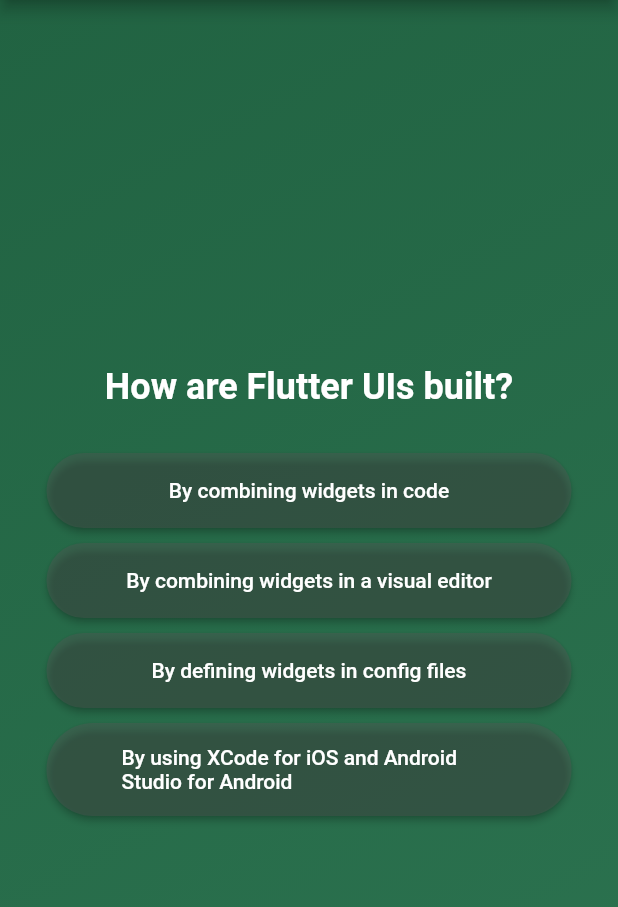
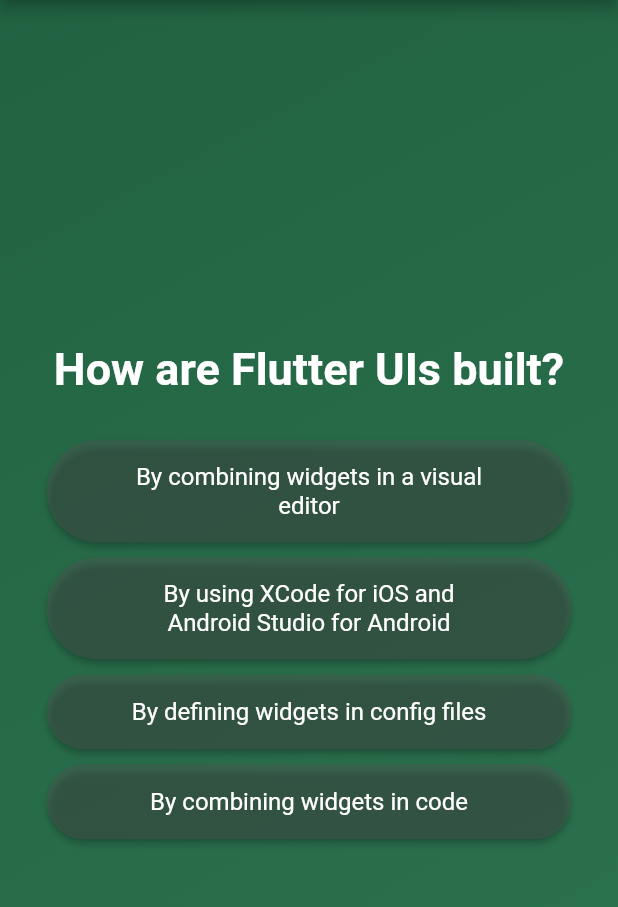
Before and after one commit to jerhamiltron/quiz_app, a Flutter app: the screen it shows after launch, after a tap on "Start Quiz", after a tap on "Components", on a phone screen of 412 x 824 dp, the part 84-991 px from its top. Run offline on Flutter 3.47's test engine with Material 2 defaults, Android fonts, the phone set to English and light mode, and no system bars; our stand-ins replace google_fonts.

```diff
--- a/lib/answer_button.dart
+++ b/lib/answer_button.dart
@@ -1,4 +1,5 @@
 import 'package:flutter/material.dart';
+import 'package:google_fonts/google_fonts.dart';
 
 class AnswerButton extends StatelessWidget {
   const AnswerButton({super.key, required this.answer, required this.onTap});
@@ -20,7 +21,14 @@ class AnswerButton extends StatelessWidget {
           borderRadius: BorderRadius.circular(40),
         ),
       ),
-      child: Text(answer),
+      child: Text(
+        answer,
+        textAlign: TextAlign.center,
+        style: GoogleFonts.roboto(
+          fontSize: 16,
+          fontWeight: FontWeight.w400,
+        ),
+      ),
     );
   }
 }
--- a/lib/models/quiz_question.dart
+++ b/lib/models/quiz_question.dart
@@ -3,4 +3,10 @@ class QuizQuestion {
 
   final String text;
   final List<String> answers;
+
+  List<String> getShuffledAnswers() {
+    final shuffledList = List.of(answers);
+    shuffledList.shuffle();
+    return shuffledList;
+  }
 }
--- a/lib/questions_screen.dart
+++ b/lib/questions_screen.dart
@@ -1,9 +1,12 @@
 import 'package:flutter/material.dart';
+import 'package:google_fonts/google_fonts.dart';
 import 'package:quiz_app/answer_button.dart';
 import 'package:quiz_app/data/questions.dart';
 
 class QuestionsScreen extends StatefulWidget {
-  const QuestionsScreen({super.key});
+  const QuestionsScreen({super.key, required this.onSelectAnswer});
+
+  final void Function(String answer) onSelectAnswer;
 
   @override
   State<QuestionsScreen> createState() {
@@ -14,7 +17,11 @@ class QuestionsScreen extends StatefulWidget {
 class _QuestionsScreenState extends State<QuestionsScreen> {
   var currentQuestion = 0;
 
-  void nextQuestion() {
+  void answerQuestion(String selectedAnswer) {
+    widget.onSelectAnswer(selectedAnswer);
+    if (currentQuestion == questions.length - 1) {
+      return;
+    }
     setState(
       () {
         currentQuestion++;
@@ -36,32 +43,27 @@ class _QuestionsScreenState extends State<QuestionsScreen> {
             child: Text(
               questions[currentQuestion].text,
               textAlign: TextAlign.center,
-              style: const TextStyle(
-                fontSize: 24,
+              style: GoogleFonts.robotoFlex(
+                fontSize: 30,
                 fontWeight: FontWeight.bold,
                 color: Colors.white,
               ),
             ),
           ),
-          const SizedBox(height: 30),
-          AnswerButton(
-            answer: questions[currentQuestion].answers[0],
-            onTap: nextQuestion,
-          ),
-          const SizedBox(height: 10),
-          AnswerButton(
-            answer: questions[currentQuestion].answers[1],
-            onTap: nextQuestion,
-          ),
-          const SizedBox(height: 10),
-          AnswerButton(
-            answer: questions[currentQuestion].answers[2],
-            onTap: nextQuestion,
-          ),
-          const SizedBox(height: 10),
-          AnswerButton(
-            answer: questions[currentQuestion].answers[3],
-            onTap: nextQuestion,
+          const SizedBox(height: 20),
+          ...questions[currentQuestion].getShuffledAnswers().map(
+            (answer) {
+              return Column(
+                children: [
+                  const SizedBox(height: 10),
+                  AnswerButton(
+                      answer: answer,
+                      onTap: () {
+                        answerQuestion(answer);
+                      }),
+                ],
+              );
+            },
           ),
         ],
       ),
--- a/lib/quiz.dart
+++ b/lib/quiz.dart
@@ -1,6 +1,8 @@
 import 'package:flutter/material.dart';
 import 'package:quiz_app/questions_screen.dart';
 import 'package:quiz_app/start_screen.dart';
+import 'package:quiz_app/results_screen.dart';
+import 'package:quiz_app/data/questions.dart';
 
 class Quiz extends StatefulWidget {
   const Quiz({super.key});
@@ -12,6 +14,7 @@ class Quiz extends StatefulWidget {
 }
 
 class _QuizState extends State<Quiz> {
+  List<String> selectedAnswers = [];
   var activeScreen = 'start-screen';
 
   void switchScreen() {
@@ -20,8 +23,36 @@ class _QuizState extends State<Quiz> {
     });
   }
 
+  void chooseAnswer(String answer) {
+    selectedAnswers.add(answer);
+    if (selectedAnswers.length == questions.length) {
+      setState(() {
+        activeScreen = 'results-screen';
+      });
+    }
+  }
+
   @override
   Widget build(context) {
+    Widget screenWidget = StartScreen(switchScreen);
+
+    if (activeScreen == 'questions-screen') {
+      screenWidget = QuestionsScreen(
+        onSelectAnswer: chooseAnswer,
+      );
+    }
+
+    if (activeScreen == 'results-screen') {
+      screenWidget = ResultsScreen(
+          chosenAnswers: selectedAnswers,
+          restartQuiz: () {
+            selectedAnswers = [];
+            setState(() {
+              activeScreen = 'start-screen';
+            });
+          });
+    }
+
     return MaterialApp(
       title: 'Flutter Quiz App',
       home: Scaffold(
@@ -40,9 +71,7 @@ class _QuizState extends State<Quiz> {
               end: Alignment.bottomRight,
             ),
           ),
-          child: activeScreen == 'start-screen'
-              ? StartScreen(switchScreen)
-              : const QuestionsScreen(),
+          child: screenWidget,
         ),
       ),
     );
--- a/pubspec.yaml
+++ b/pubspec.yaml
@@ -34,6 +34,7 @@ dependencies:
   # The following adds the Cupertino Icons font to your application.
   # Use with the CupertinoIcons class for iOS style icons.
   cupertino_icons: ^1.0.2
+  google_fonts: ^6.1.0
 
 dev_dependencies:
   flutter_test:
```
Also changed, not shown: lib/questions_summary.dart (added, +39 -0 lines), lib/results_screen.dart (added, +70 -0 lines), pubspec.lock, 1 other file.
